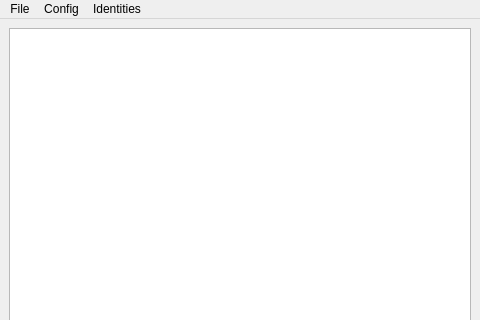
Before: the Qt Designer form ui/dchat.ui in berndhs/egalite, drawn with Qt 5; both pictures show x 0 to 480 and y 0 to 320 of the 480 by 640 pixel window.
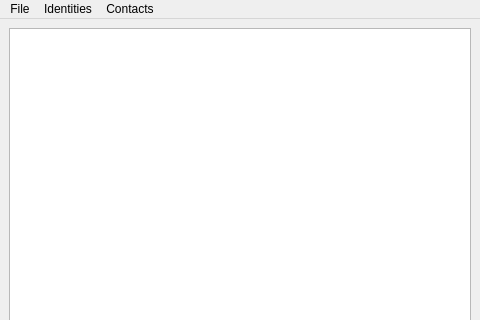
After: the same form once the commit is applied. Icons and pictures are not drawn.

Commit message: adding direct contact address storage and editor

```diff
--- a/ui/dchat.ui
+++ b/ui/dchat.ui
@@ -95,13 +95,7 @@
     </property>
     <addaction name="actionLog_In"/>
     <addaction name="actionQuit"/>
-   </widget>
-   <widget class="QMenu" name="menuConfig">
-    <property name="title">
-     <string>Config</string>
-    </property>
-    <addaction name="actionAccounts"/>
-    <addaction name="actionPreferences"/>
+    <addaction name="actionSettings"/>
    </widget>
    <widget class="QMenu" name="menuIdentities">
     <property name="title">
@@ -110,9 +104,16 @@
     <addaction name="actionDirect"/>
     <addaction name="actionServer"/>
    </widget>
+   <widget class="QMenu" name="menuContacts">
+    <property name="title">
+     <string>Contacts</string>
+    </property>
+    <addaction name="contactDirectAction"/>
+    <addaction name="contactServerAction"/>
+   </widget>
    <addaction name="menuFile"/>
-   <addaction name="menuConfig"/>
    <addaction name="menuIdentities"/>
+   <addaction name="menuContacts"/>
   </widget>
   <widget class="QStatusBar" name="statusbar"/>
   <action name="actionLog_In">
```
Left out of the diff: 15 changed lines with no effect on the pictures. The commit also changes 10 other files.
